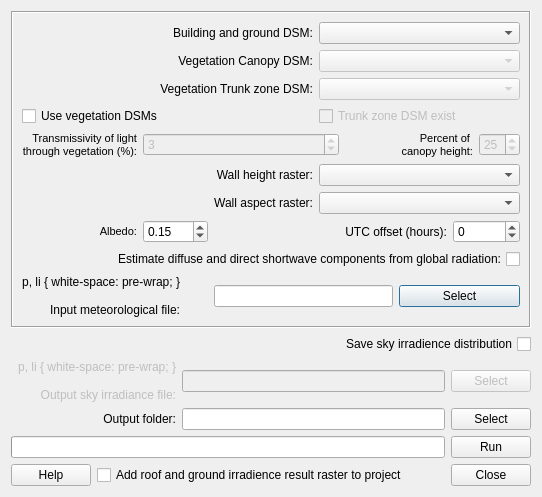
This is SEBE/sebe_dialog_base.ui in UMEP-dev/UMEP as Qt 5 draws it before an edit. The edited form follows.
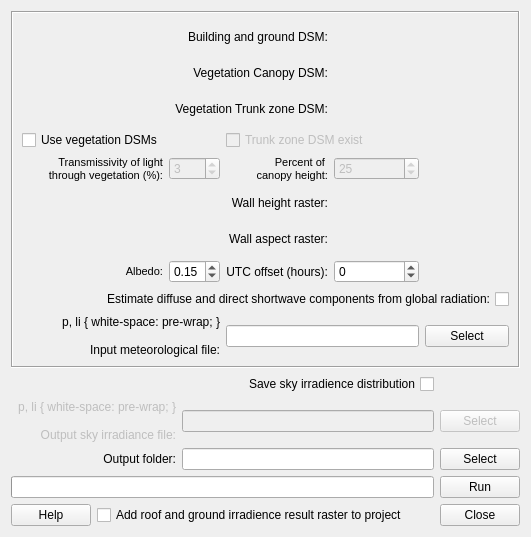
This is the edited form.

```diff
--- a/SEBE/sebe_dialog_base.ui
+++ b/SEBE/sebe_dialog_base.ui
@@ -6,14 +6,44 @@
    <rect>
     <x>0</x>
     <y>0</y>
-    <width>505</width>
-    <height>447</height>
+    <width>498</width>
+    <height>497</height>
    </rect>
   </property>
   <property name="windowTitle">
    <string>SEBE - Solar Energy on Building Envelopes</string>
   </property>
-  <layout class="QGridLayout" name="gridLayout_2">
+  <layout class="QGridLayout" name="gridLayout">
+   <item row="2" column="4">
+    <widget class="QPushButton" name="pushButtonSaveIrradiance">
+     <property name="enabled">
+      <bool>false</bool>
+     </property>
+     <property name="text">
+      <string>Select</string>
+     </property>
+    </widget>
+   </item>
+   <item row="3" column="3">
+    <widget class="QLineEdit" name="textOutput"/>
+   </item>
+   <item row="4" column="0" colspan="4">
+    <widget class="QProgressBar" name="progressBar">
+     <property name="value">
+      <number>0</number>
+     </property>
+     <property name="textVisible">
+      <bool>false</bool>
+     </property>
+    </widget>
+   </item>
+   <item row="3" column="4">
+    <widget class="QPushButton" name="pushButtonSave">
+     <property name="text">
+      <string>Select</string>
+     </property>
+    </widget>
+   </item>
    <item row="0" column="0" colspan="5">
     <widget class="QFrame" name="frame">
      <property name="frameShape">
@@ -22,140 +52,22 @@
      <property name="frameShadow">
       <enum>QFrame::Sunken</enum>
      </property>
-     <layout class="QGridLayout" name="gridLayout">
-      <item row="9" column="3" colspan="3">
-       <widget class="QLineEdit" name="textInputMetdata"/>
-      </item>
-      <item row="9" column="6" colspan="3">
-       <widget class="QPushButton" name="pushButtonImport">
-        <property name="toolTip">
-         <string>&lt;html&gt;&lt;head/&gt;&lt;body&gt;&lt;p&gt;Input meteorological data specifically formatted to be used in UMEP. This specific format can be created using UMEP -&amp;gt; Pre-processing -&amp;gt; Meteorological data -&amp;gt; Prepare existing data. A yearly dataset with hourly time resolution should be used for SEBE.&lt;/p&gt;&lt;/body&gt;&lt;/html&gt;</string>
-        </property>
+     <layout class="QGridLayout" name="gridLayout_2">
+      <item row="12" column="0" colspan="3">
+       <widget class="QLabel" name="label_9">
         <property name="text">
-         <string>Select</string>
+         <string>&lt;!DOCTYPE HTML PUBLIC &quot;-//W3C//DTD HTML 4.0//EN&quot; &quot;http://www.w3.org/TR/REC-html40/strict.dtd&quot;&gt;
+&lt;html&gt;&lt;head&gt;&lt;meta name=&quot;qrichtext&quot; content=&quot;1&quot; /&gt;&lt;style type=&quot;text/css&quot;&gt;
+p, li { white-space: pre-wrap; }
+&lt;/style&gt;&lt;/head&gt;&lt;body style=&quot; font-family:'MS Shell Dlg 2'; font-size:8pt; font-weight:400; font-style:normal;&quot;&gt;
+&lt;p style=&quot; margin-top:0px; margin-bottom:0px; margin-left:0px; margin-right:0px; -qt-block-indent:0; text-indent:0px;&quot;&gt;Input meteorological file:&lt;/p&gt;&lt;/body&gt;&lt;/html&gt;</string>
         </property>
-       </widget>
-      </item>
-      <item row="2" column="4" colspan="5">
-       <widget class="QComboBox" name="comboBox_vegdsm2">
-        <property name="enabled">
-         <bool>false</bool>
-        </property>
-        <property name="toolTip">
-         <string>A raster grid consisting of heights of trunk zone (bottom of canopy) above ground. Should have same spatial extent and resolution as Building and Ground DSM</string>
-        </property>
-       </widget>
-      </item>
-      <item row="1" column="0" colspan="4">
-       <widget class="QLabel" name="label_2">
-        <property name="text">
-         <string>Vegetation Canopy DSM:</string>
-        </property>
         <property name="alignment">
          <set>Qt::AlignRight|Qt::AlignTrailing|Qt::AlignVCenter</set>
         </property>
        </widget>
       </item>
-      <item row="0" column="4" colspan="5">
-       <widget class="QComboBox" name="comboBox_dsm">
-        <property name="enabled">
-         <bool>true</bool>
-        </property>
-        <property name="toolTip">
-         <string>A raster Digital surface Model consisting of ground and building heights</string>
-        </property>
-        <property name="whatsThis">
-         <string>A raster Digital surface Model consisting of ground and building heights</string>
-        </property>
-       </widget>
-      </item>
-      <item row="0" column="0" colspan="4">
-       <widget class="QLabel" name="label">
-        <property name="text">
-         <string>Building and ground DSM:</string>
-        </property>
-        <property name="alignment">
-         <set>Qt::AlignRight|Qt::AlignTrailing|Qt::AlignVCenter</set>
-        </property>
-       </widget>
-      </item>
-      <item row="3" column="4" colspan="5">
-       <widget class="QCheckBox" name="checkBoxTrunkExist">
-        <property name="enabled">
-         <bool>false</bool>
-        </property>
-        <property name="toolTip">
-         <string>Tick this in if a trunk zone DSM already exist.</string>
-        </property>
-        <property name="text">
-         <string>Trunk zone DSM exist</string>
-        </property>
-       </widget>
-      </item>
-      <item row="2" column="0" colspan="4">
-       <widget class="QLabel" name="label_3">
-        <property name="text">
-         <string>Vegetation Trunk zone DSM:</string>
-        </property>
-        <property name="alignment">
-         <set>Qt::AlignRight|Qt::AlignTrailing|Qt::AlignVCenter</set>
-        </property>
-       </widget>
-      </item>
-      <item row="1" column="4" colspan="5">
-       <widget class="QComboBox" name="comboBox_vegdsm">
-        <property name="enabled">
-         <bool>false</bool>
-        </property>
-        <property name="toolTip">
-         <string>A raster grid consisting of heights of vegetation above ground. Should have same spatial extent and resolution as Building and Ground DSM</string>
-        </property>
-       </widget>
-      </item>
-      <item row="5" column="3">
-       <widget class="QLabel" name="label_11">
-        <property name="text">
-         <string>Wall height raster:</string>
-        </property>
-        <property name="alignment">
-         <set>Qt::AlignRight|Qt::AlignTrailing|Qt::AlignVCenter</set>
-        </property>
-       </widget>
-      </item>
-      <item row="6" column="3">
-       <widget class="QLabel" name="label_10">
-        <property name="text">
-         <string>Wall aspect raster:</string>
-        </property>
-        <property name="alignment">
-         <set>Qt::AlignRight|Qt::AlignTrailing|Qt::AlignVCenter</set>
-        </property>
-       </widget>
-      </item>
-      <item row="6" column="4" colspan="5">
-       <widget class="QComboBox" name="comboBox_wallaspect">
-        <property name="enabled">
-         <bool>true</bool>
-        </property>
-        <property name="toolTip">
-         <string>&lt;html&gt;&lt;head/&gt;&lt;body&gt;&lt;p&gt;A raster of the same size and extent as the ground and building DSM including information of the wall pixels and its aspect, i.e. angle, should be specified here. For example a wall facing towards the south has a value of 180°. Non wall pixels should be set to zero. This raster are used to estimate irradiance on building walls and can be generated using the Wall Height and Aspect plugin located at UMEP -&amp;gt; Pre-processing -&amp;gt; Urban Geometry -&amp;gt; Wall Height and Aspect.&lt;/p&gt;&lt;/body&gt;&lt;/html&gt;</string>
-        </property>
-       </widget>
-      </item>
-      <item row="4" column="8">
-       <widget class="QSpinBox" name="spinBoxTrunkHeight">
-        <property name="enabled">
-         <bool>false</bool>
-        </property>
-        <property name="toolTip">
-         <string>If a trunk zone vegetation DSM is absent, this can be generated based on the height of the Canopy DSM.</string>
-        </property>
-        <property name="value">
-         <number>25</number>
-        </property>
-       </widget>
-      </item>
-      <item row="8" column="0" colspan="9">
+      <item row="9" column="0" colspan="6">
        <widget class="QCheckBox" name="checkBoxUseOnlyGlobal">
         <property name="enabled">
          <bool>true</bool>
@@ -171,7 +83,31 @@
         </property>
        </widget>
       </item>
-      <item row="7" column="1" colspan="2">
+      <item row="4" column="2">
+       <widget class="QSpinBox" name="spinBoxTrans">
+        <property name="enabled">
+         <bool>false</bool>
+        </property>
+        <property name="value">
+         <number>3</number>
+        </property>
+       </widget>
+      </item>
+      <item row="7" column="1">
+       <widget class="QLabel" name="label_6">
+        <property name="text">
+         <string>&lt;!DOCTYPE HTML PUBLIC &quot;-//W3C//DTD HTML 4.0//EN&quot; &quot;http://www.w3.org/TR/REC-html40/strict.dtd&quot;&gt;
+&lt;html&gt;&lt;head&gt;&lt;meta name=&quot;qrichtext&quot; content=&quot;1&quot; /&gt;&lt;style type=&quot;text/css&quot;&gt;
+p, li { white-space: pre-wrap; }
+&lt;/style&gt;&lt;/head&gt;&lt;body style=&quot; font-family:'MS Shell Dlg 2'; font-size:8pt; font-weight:400; font-style:normal;&quot;&gt;
+&lt;p style=&quot; margin-top:0px; margin-bottom:0px; margin-left:0px; margin-right:0px; -qt-block-indent:0; text-indent:0px;&quot;&gt;Albedo:&lt;/p&gt;&lt;/body&gt;&lt;/html&gt;</string>
+        </property>
+        <property name="alignment">
+         <set>Qt::AlignRight|Qt::AlignTrailing|Qt::AlignVCenter</set>
+        </property>
+       </widget>
+      </item>
+      <item row="7" column="2">
        <widget class="QDoubleSpinBox" name="doubleSpinBoxAlbedo">
         <property name="toolTip">
          <string>This parameter specifies the reflectivity of shortwave radiation of all surfaces (ground, roofs, walls and vegetation)</string>
@@ -190,17 +126,51 @@
         </property>
        </widget>
       </item>
-      <item row="4" column="1" colspan="4">
-       <widget class="QSpinBox" name="spinBoxTrans">
+      <item row="12" column="3" colspan="2">
+       <widget class="QLineEdit" name="textInputMetdata"/>
+      </item>
+      <item row="3" column="3" colspan="2">
+       <widget class="QCheckBox" name="checkBoxTrunkExist">
         <property name="enabled">
          <bool>false</bool>
         </property>
-        <property name="value">
-         <number>3</number>
+        <property name="toolTip">
+         <string>Tick this in if a trunk zone DSM already exist.</string>
         </property>
+        <property name="text">
+         <string>Trunk zone DSM exist</string>
+        </property>
        </widget>
       </item>
-      <item row="4" column="5" colspan="3">
+      <item row="3" column="0" colspan="2">
+       <widget class="QCheckBox" name="checkBoxUseVeg">
+        <property name="enabled">
+         <bool>true</bool>
+        </property>
+        <property name="toolTip">
+         <string extracomment="Tick this box if you want to include vegetation (trees and bushes) into the analysis."/>
+        </property>
+        <property name="text">
+         <string>Use vegetation DSMs</string>
+        </property>
+       </widget>
+      </item>
+      <item row="4" column="0" colspan="2">
+       <widget class="QLabel" name="label_8">
+        <property name="text">
+         <string>&lt;!DOCTYPE HTML PUBLIC &quot;-//W3C//DTD HTML 4.0//EN&quot; &quot;http://www.w3.org/TR/REC-html40/strict.dtd&quot;&gt;
+&lt;html&gt;&lt;head&gt;&lt;meta name=&quot;qrichtext&quot; content=&quot;1&quot; /&gt;&lt;style type=&quot;text/css&quot;&gt;
+p, li { white-space: pre-wrap; }
+&lt;/style&gt;&lt;/head&gt;&lt;body style=&quot; font-family:'MS Shell Dlg 2'; font-size:8.25pt; font-weight:400; font-style:normal;&quot;&gt;
+&lt;p style=&quot; margin-top:0px; margin-bottom:0px; margin-left:0px; margin-right:0px; -qt-block-indent:0; text-indent:0px;&quot;&gt;&lt;span style=&quot; font-size:8pt;&quot;&gt;Transmissivity of light&lt;/span&gt;&lt;/p&gt;
+&lt;p style=&quot; margin-top:0px; margin-bottom:0px; margin-left:0px; margin-right:0px; -qt-block-indent:0; text-indent:0px;&quot;&gt;&lt;span style=&quot; font-size:8pt;&quot;&gt;through vegetation (%):&lt;/span&gt;&lt;/p&gt;&lt;/body&gt;&lt;/html&gt;</string>
+        </property>
+        <property name="alignment">
+         <set>Qt::AlignRight|Qt::AlignTrailing|Qt::AlignVCenter</set>
+        </property>
+       </widget>
+      </item>
+      <item row="4" column="3">
        <widget class="QLabel" name="label_5">
         <property name="text">
          <string>&lt;!DOCTYPE HTML PUBLIC &quot;-//W3C//DTD HTML 4.0//EN&quot; &quot;http://www.w3.org/TR/REC-html40/strict.dtd&quot;&gt;
@@ -215,34 +185,156 @@
         </property>
        </widget>
       </item>
-      <item row="5" column="4" colspan="5">
-       <widget class="QComboBox" name="comboBox_wallheight">
+      <item row="4" column="4">
+       <widget class="QSpinBox" name="spinBoxTrunkHeight">
         <property name="enabled">
-         <bool>true</bool>
+         <bool>false</bool>
         </property>
         <property name="toolTip">
          <string>&lt;html&gt;&lt;head/&gt;&lt;body&gt;&lt;p&gt;A raster of the same size and extent as the ground and building DSM including information of the wall pixels and its height in meters above ground should be specified here. Non wall pixels should be set to zero. This raster is used toestimate irradiance on building walls and can be generated using the Wall Height and Aspect plugin located at UMEP -&amp;gt; Pre-processing -&amp;gt; Urban Geometry -&amp;gt; Wall Height and Aspect.&lt;/p&gt;&lt;/body&gt;&lt;/html&gt;</string>
         </property>
-        <property name="whatsThis">
-         <string>A raster Digital surface Model consisting of ground and building heights</string>
+        <property name="value">
+         <number>25</number>
         </property>
        </widget>
       </item>
-      <item row="7" column="0">
-       <widget class="QLabel" name="label_6">
+      <item row="12" column="5">
+       <widget class="QPushButton" name="pushButtonImport">
+        <property name="toolTip">
+         <string>&lt;html&gt;&lt;head/&gt;&lt;body&gt;&lt;p&gt;Input meteorological data specifically formatted to be used in UMEP. This specific format can be created using UMEP -&amp;gt; Pre-processing -&amp;gt; Meteorological data -&amp;gt; Prepare existing data. A yearly dataset with hourly time resolution should be used for SEBE.&lt;/p&gt;&lt;/body&gt;&lt;/html&gt;</string>
+        </property>
         <property name="text">
-         <string>&lt;!DOCTYPE HTML PUBLIC &quot;-//W3C//DTD HTML 4.0//EN&quot; &quot;http://www.w3.org/TR/REC-html40/strict.dtd&quot;&gt;
-&lt;html&gt;&lt;head&gt;&lt;meta name=&quot;qrichtext&quot; content=&quot;1&quot; /&gt;&lt;style type=&quot;text/css&quot;&gt;
-p, li { white-space: pre-wrap; }
-&lt;/style&gt;&lt;/head&gt;&lt;body style=&quot; font-family:'MS Shell Dlg 2'; font-size:8pt; font-weight:400; font-style:normal;&quot;&gt;
-&lt;p style=&quot; margin-top:0px; margin-bottom:0px; margin-left:0px; margin-right:0px; -qt-block-indent:0; text-indent:0px;&quot;&gt;Albedo:&lt;/p&gt;&lt;/body&gt;&lt;/html&gt;</string>
+         <string>Select</string>
         </property>
+       </widget>
+      </item>
+      <item row="6" column="4" colspan="2">
+       <widget class="QWidget" name="widgetWA" native="true">
+        <property name="minimumSize">
+         <size>
+          <width>175</width>
+          <height>30</height>
+         </size>
+        </property>
+        <property name="layoutDirection">
+         <enum>Qt::LeftToRight</enum>
+        </property>
+        <layout class="QGridLayout" name="gridLayout_13"/>
+       </widget>
+      </item>
+      <item row="5" column="4" colspan="2">
+       <widget class="QWidget" name="widgetWH" native="true">
+        <property name="minimumSize">
+         <size>
+          <width>175</width>
+          <height>30</height>
+         </size>
+        </property>
+        <property name="layoutDirection">
+         <enum>Qt::LeftToRight</enum>
+        </property>
+        <layout class="QGridLayout" name="gridLayout_12"/>
+       </widget>
+      </item>
+      <item row="2" column="4" colspan="2">
+       <widget class="QWidget" name="widgetTDSM" native="true">
+        <property name="enabled">
+         <bool>false</bool>
+        </property>
+        <property name="minimumSize">
+         <size>
+          <width>175</width>
+          <height>30</height>
+         </size>
+        </property>
+        <property name="layoutDirection">
+         <enum>Qt::LeftToRight</enum>
+        </property>
+        <layout class="QGridLayout" name="gridLayout_10"/>
+       </widget>
+      </item>
+      <item row="1" column="4" colspan="2">
+       <widget class="QWidget" name="widgetCDSM" native="true">
+        <property name="enabled">
+         <bool>false</bool>
+        </property>
+        <property name="minimumSize">
+         <size>
+          <width>175</width>
+          <height>30</height>
+         </size>
+        </property>
+        <property name="layoutDirection">
+         <enum>Qt::LeftToRight</enum>
+        </property>
+        <layout class="QGridLayout" name="gridLayout_9"/>
+       </widget>
+      </item>
+      <item row="0" column="4" colspan="2">
+       <widget class="QWidget" name="widgetDSM" native="true">
+        <property name="minimumSize">
+         <size>
+          <width>175</width>
+          <height>30</height>
+         </size>
+        </property>
+        <property name="layoutDirection">
+         <enum>Qt::LeftToRight</enum>
+        </property>
+        <layout class="QGridLayout" name="gridLayout_8"/>
+       </widget>
+      </item>
+      <item row="5" column="3">
+       <widget class="QLabel" name="label_11">
+        <property name="text">
+         <string>Wall height raster:</string>
+        </property>
         <property name="alignment">
          <set>Qt::AlignRight|Qt::AlignTrailing|Qt::AlignVCenter</set>
         </property>
        </widget>
       </item>
-      <item row="7" column="5" colspan="2">
+      <item row="6" column="3">
+       <widget class="QLabel" name="label_10">
+        <property name="text">
+         <string>Wall aspect raster:</string>
+        </property>
+        <property name="alignment">
+         <set>Qt::AlignRight|Qt::AlignTrailing|Qt::AlignVCenter</set>
+        </property>
+       </widget>
+      </item>
+      <item row="2" column="2" colspan="2">
+       <widget class="QLabel" name="label_3">
+        <property name="text">
+         <string>Vegetation Trunk zone DSM:</string>
+        </property>
+        <property name="alignment">
+         <set>Qt::AlignRight|Qt::AlignTrailing|Qt::AlignVCenter</set>
+        </property>
+       </widget>
+      </item>
+      <item row="1" column="2" colspan="2">
+       <widget class="QLabel" name="label_2">
+        <property name="text">
+         <string>Vegetation Canopy DSM:</string>
+        </property>
+        <property name="alignment">
+         <set>Qt::AlignRight|Qt::AlignTrailing|Qt::AlignVCenter</set>
+        </property>
+       </widget>
+      </item>
+      <item row="0" column="2" colspan="2">
+       <widget class="QLabel" name="label">
+        <property name="text">
+         <string>Building and ground DSM:</string>
+        </property>
+        <property name="alignment">
+         <set>Qt::AlignRight|Qt::AlignTrailing|Qt::AlignVCenter</set>
+        </property>
+       </widget>
+      </item>
+      <item row="7" column="3">
        <widget class="QLabel" name="label_7">
         <property name="text">
          <string>UTC offset (hours):</string>
@@ -252,35 +344,7 @@
         </property>
        </widget>
       </item>
-      <item row="4" column="0">
-       <widget class="QLabel" name="label_8">
-        <property name="text">
-         <string>&lt;!DOCTYPE HTML PUBLIC &quot;-//W3C//DTD HTML 4.0//EN&quot; &quot;http://www.w3.org/TR/REC-html40/strict.dtd&quot;&gt;
-&lt;html&gt;&lt;head&gt;&lt;meta name=&quot;qrichtext&quot; content=&quot;1&quot; /&gt;&lt;style type=&quot;text/css&quot;&gt;
-p, li { white-space: pre-wrap; }
-&lt;/style&gt;&lt;/head&gt;&lt;body style=&quot; font-family:'MS Shell Dlg 2'; font-size:8.25pt; font-weight:400; font-style:normal;&quot;&gt;
-&lt;p style=&quot; margin-top:0px; margin-bottom:0px; margin-left:0px; margin-right:0px; -qt-block-indent:0; text-indent:0px;&quot;&gt;&lt;span style=&quot; font-size:8pt;&quot;&gt;Transmissivity of light&lt;/span&gt;&lt;/p&gt;
-&lt;p style=&quot; margin-top:0px; margin-bottom:0px; margin-left:0px; margin-right:0px; -qt-block-indent:0; text-indent:0px;&quot;&gt;&lt;span style=&quot; font-size:8pt;&quot;&gt;through vegetation (%):&lt;/span&gt;&lt;/p&gt;&lt;/body&gt;&lt;/html&gt;</string>
-        </property>
-        <property name="alignment">
-         <set>Qt::AlignRight|Qt::AlignTrailing|Qt::AlignVCenter</set>
-        </property>
-       </widget>
-      </item>
-      <item row="3" column="0" colspan="2">
-       <widget class="QCheckBox" name="checkBoxUseVeg">
-        <property name="enabled">
-         <bool>true</bool>
-        </property>
-        <property name="toolTip">
-         <string extracomment="Tick this box if you want to include vegetation (trees and bushes) into the analysis."/>
-        </property>
-        <property name="text">
-         <string>Use vegetation DSMs</string>
-        </property>
-       </widget>
-      </item>
-      <item row="7" column="7" colspan="2">
+      <item row="7" column="4">
        <widget class="QSpinBox" name="spinBoxUTC">
         <property name="enabled">
          <bool>true</bool>
@@ -299,39 +363,9 @@
         </property>
        </widget>
       </item>
-      <item row="9" column="0" colspan="2">
-       <widget class="QLabel" name="label_9">
-        <property name="text">
-         <string>&lt;!DOCTYPE HTML PUBLIC &quot;-//W3C//DTD HTML 4.0//EN&quot; &quot;http://www.w3.org/TR/REC-html40/strict.dtd&quot;&gt;
-&lt;html&gt;&lt;head&gt;&lt;meta name=&quot;qrichtext&quot; content=&quot;1&quot; /&gt;&lt;style type=&quot;text/css&quot;&gt;
-p, li { white-space: pre-wrap; }
-&lt;/style&gt;&lt;/head&gt;&lt;body style=&quot; font-family:'MS Shell Dlg 2'; font-size:8pt; font-weight:400; font-style:normal;&quot;&gt;
-&lt;p style=&quot; margin-top:0px; margin-bottom:0px; margin-left:0px; margin-right:0px; -qt-block-indent:0; text-indent:0px;&quot;&gt;Input meteorological file:&lt;/p&gt;&lt;/body&gt;&lt;/html&gt;</string>
-        </property>
-        <property name="alignment">
-         <set>Qt::AlignRight|Qt::AlignTrailing|Qt::AlignVCenter</set>
-        </property>
-       </widget>
-      </item>
      </layout>
     </widget>
    </item>
-   <item row="1" column="0" colspan="5">
-    <widget class="QCheckBox" name="checkBoxUseIrradience">
-     <property name="enabled">
-      <bool>true</bool>
-     </property>
-     <property name="toolTip">
-      <string>When the box is ticked in, it is possible to save the radiation distribution from the sky vault calculated from the meteorological file. See help for more details.</string>
-     </property>
-     <property name="layoutDirection">
-      <enum>Qt::RightToLeft</enum>
-     </property>
-     <property name="text">
-      <string>Save sky irradience distribution</string>
-     </property>
-    </widget>
-   </item>
    <item row="2" column="0" colspan="3">
     <widget class="QLabel" name="label_12">
      <property name="enabled">
@@ -356,30 +390,20 @@
      </property>
     </widget>
    </item>
-   <item row="2" column="4">
-    <widget class="QPushButton" name="pushButtonSaveIrradiance">
+   <item row="5" column="1" colspan="3">
+    <widget class="QCheckBox" name="checkBoxIntoCanvas">
      <property name="enabled">
-      <bool>false</bool>
+      <bool>true</bool>
      </property>
      <property name="text">
-      <string>Select</string>
+      <string>Add roof and ground irradience result raster to project</string>
      </property>
     </widget>
    </item>
-   <item row="3" column="4">
-    <widget class="QPushButton" name="pushButtonSave">
+   <item row="5" column="4">
+    <widget class="QPushButton" name="pushButtonClose">
      <property name="text">
-      <string>Select</string>
-     </property>
-    </widget>
-   </item>
-   <item row="4" column="0" colspan="4">
-    <widget class="QProgressBar" name="progressBar">
-     <property name="value">
-      <number>0</number>
-     </property>
-     <property name="textVisible">
-      <bool>false</bool>
+      <string>Close</string>
      </property>
     </widget>
    </item>
@@ -400,26 +424,6 @@
      </property>
     </widget>
    </item>
-   <item row="5" column="1" colspan="3">
-    <widget class="QCheckBox" name="checkBoxIntoCanvas">
-     <property name="enabled">
-      <bool>true</bool>
-     </property>
-     <property name="text">
-      <string>Add roof and ground irradience result raster to project</string>
-     </property>
-    </widget>
-   </item>
-   <item row="5" column="4">
-    <widget class="QPushButton" name="pushButtonClose">
-     <property name="text">
-      <string>Close</string>
-     </property>
-    </widget>
-   </item>
-   <item row="3" column="3">
-    <widget class="QLineEdit" name="textOutput"/>
-   </item>
    <item row="3" column="2">
     <widget class="QLabel" name="label_4">
      <property name="text">
@@ -430,6 +434,22 @@
      </property>
     </widget>
    </item>
+   <item row="1" column="1" colspan="3">
+    <widget class="QCheckBox" name="checkBoxUseIrradience">
+     <property name="enabled">
+      <bool>true</bool>
+     </property>
+     <property name="toolTip">
+      <string>When the box is ticked in, it is possible to save the radiation distribution from the sky vault calculated from the meteorological file. See help for more details.</string>
+     </property>
+     <property name="layoutDirection">
+      <enum>Qt::RightToLeft</enum>
+     </property>
+     <property name="text">
+      <string>Save sky irradience distribution</string>
+     </property>
+    </widget>
+   </item>
   </layout>
   <zorder>frame</zorder>
   <zorder>pushButtonSave</zorder>
```
Left out of the diff: 152 changed lines with no effect on the pictures.
